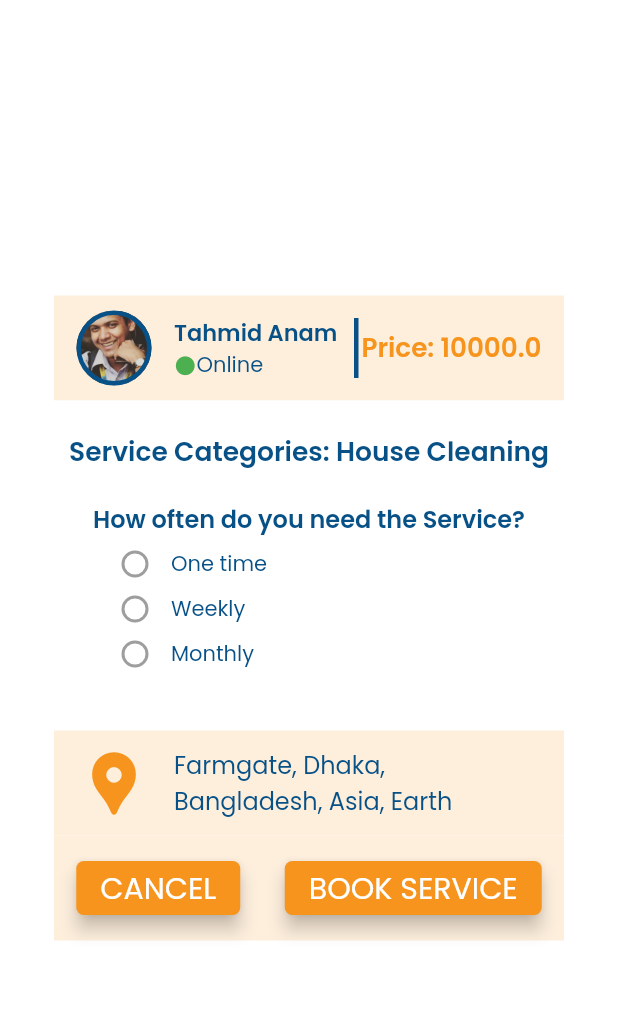
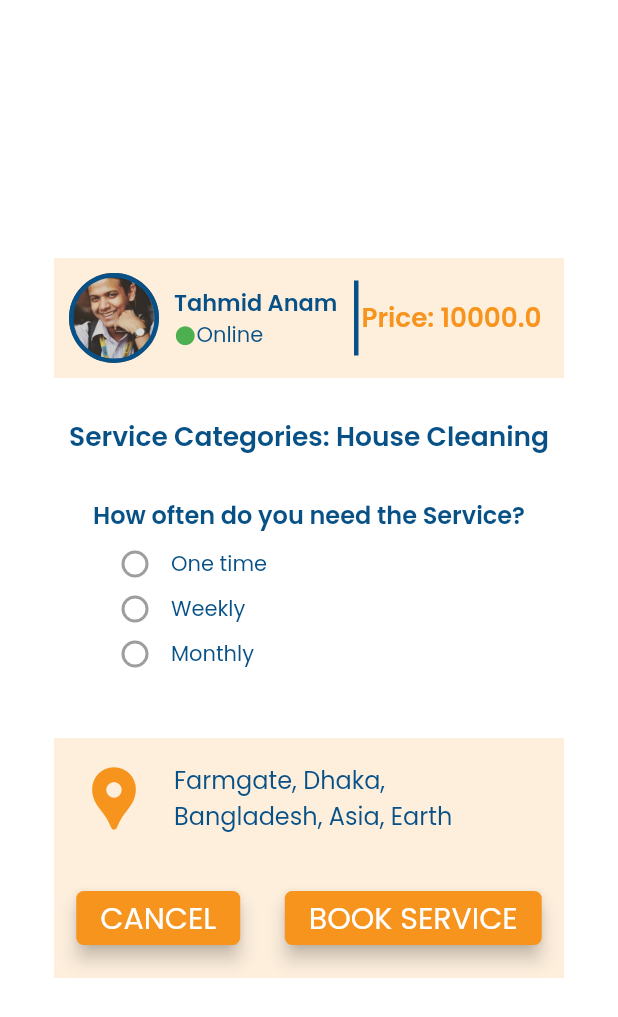
Before and after one commit to TahmidShovon22/project, a Flutter app: the screen it shows after launch, on a phone screen of 412 x 824 dp. Shown: the top 1017 px of the screen. Run offline on Flutter 3.47's test engine with Material 2 defaults, Android fonts, the phone set to English and light mode, and no system bars.

Commit message:
Add files via upload

```diff
--- a/lib/pop_up.dart
+++ b/lib/pop_up.dart
@@ -18,7 +18,7 @@ class _PopUpState extends State<PopUp> {
   @override
   Widget build(BuildContext context) {
     return SizedBox(
-      height: 440,
+      height: 480,
       width: 340,
       child: Directionality(
         textDirection: TextDirection.ltr,
@@ -27,13 +27,13 @@ class _PopUpState extends State<PopUp> {
           children: [
             Container(
               color: kPrimaryLightColor,
-              height: 70,
+              height: 80,
               width: 340,
               child: Row(
                 children: [
                   Container(
                     width: 80,
-                    height: 50,
+                    height: 60,
                     decoration: BoxDecoration(
                       shape: BoxShape.circle,
                       border: Border.all(
@@ -111,7 +111,7 @@ class _PopUpState extends State<PopUp> {
             ),
             Container(
               color: Colors.white,
-              height: 220,
+              height: 240,
               width: 340,
               child: Card(
                 elevation: 0,
@@ -121,7 +121,7 @@ class _PopUpState extends State<PopUp> {
                   children: [
                     Container(
                       width: 320,
-                      height: 60,
+                      height: 70,
                       child: FittedBox(
                         child: Text(
                           'Service Categories: ${widget.category}',
@@ -136,7 +136,7 @@ class _PopUpState extends State<PopUp> {
                     ),
                     Container(
                       width: 320,
-                      height: 30,
+                      height: 35,
                       alignment: Alignment.center,
                       child: Text(
                         '${widget.qstn}',
@@ -211,7 +211,7 @@ class _PopUpState extends State<PopUp> {
             ),
             Container(
               color: kPrimaryLightColor,
-              height: 70,
+              height: 80,
               width: 340,
               child: Row(
                 children: [
@@ -239,7 +239,7 @@ class _PopUpState extends State<PopUp> {
             ),
             Container(
               color: kPrimaryLightColor,
-              height: 70,
+              height: 80,
               width: 340,
               child: Row(
                 mainAxisAlignment: MainAxisAlignment.spaceAround,
```
